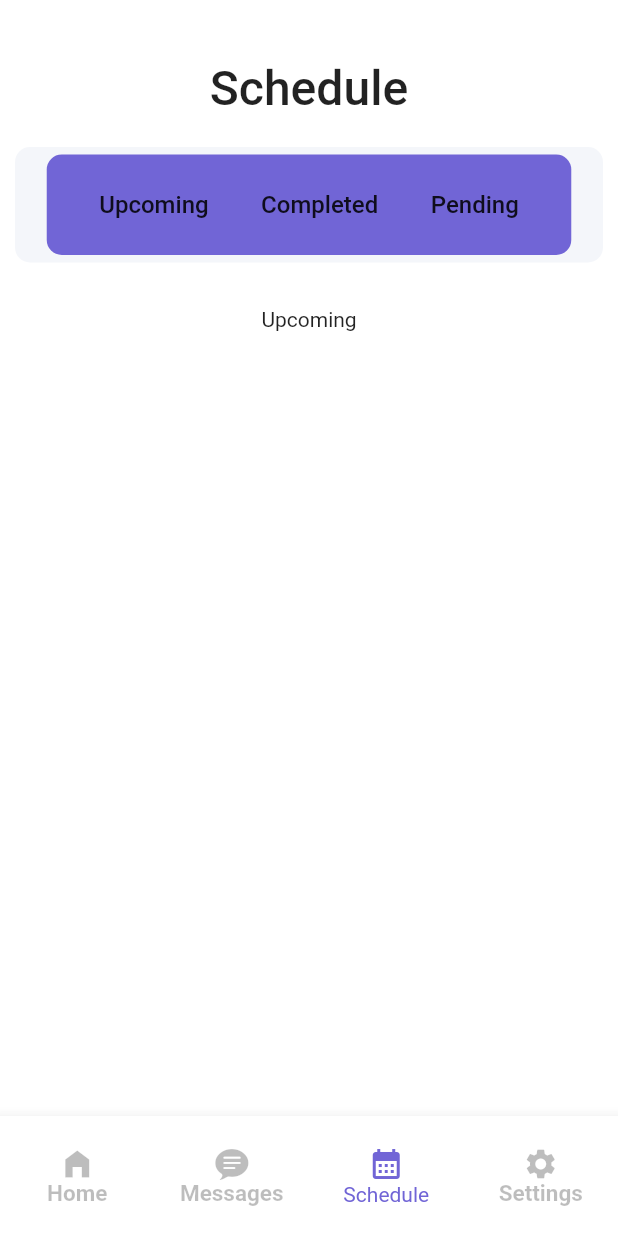
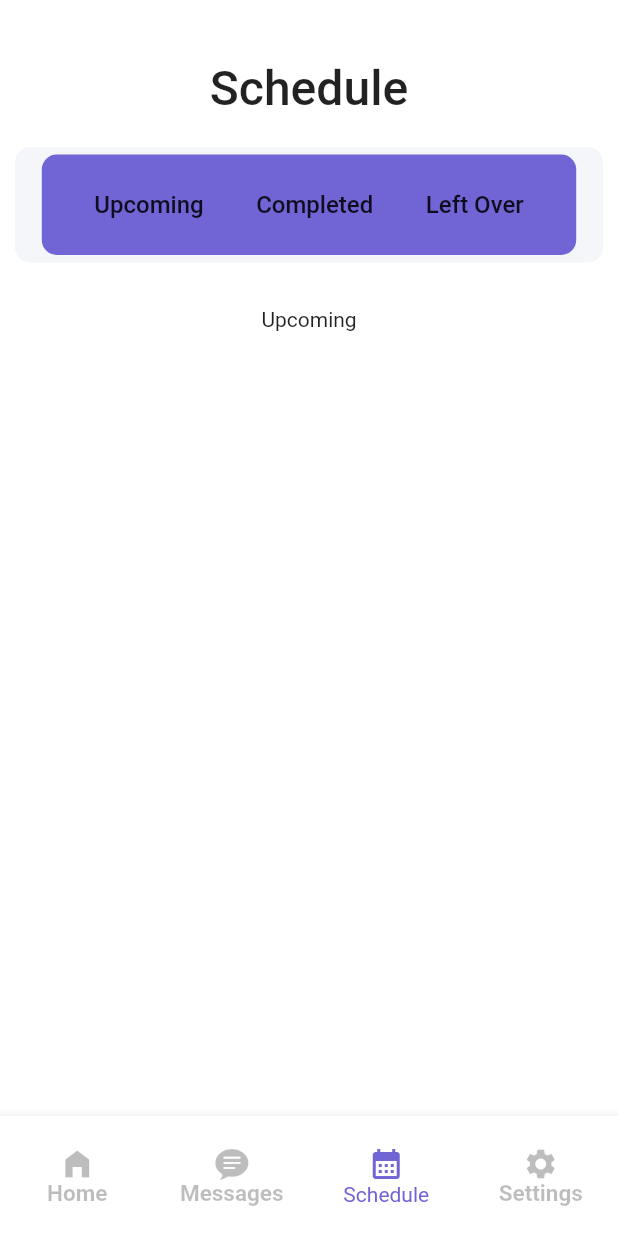
Before and after one commit to daksh1205/medical-healthcare-app, a Flutter app: the NavBarRoots screen opened directly, item 3 of the bottom bar chosen, on a phone screen of 412 x 824 dp. Run offline on Flutter 3.47's test engine with Material 2 defaults, Android fonts, the phone set to English and light mode, and no system bars.

```diff
--- a/lib/screens/schedule_screen.dart
+++ b/lib/screens/schedule_screen.dart
@@ -122,7 +122,7 @@ class _ScheduleScreenState extends State<ScheduleScreen> {
                                 borderRadius: BorderRadius.circular(10),
                               ),
                               child: Text(
-                                "Pending",
+                                "Left Over",
                                 style: TextStyle(
                                   fontSize: 16,
                                   fontWeight: FontWeight.w500,
```
